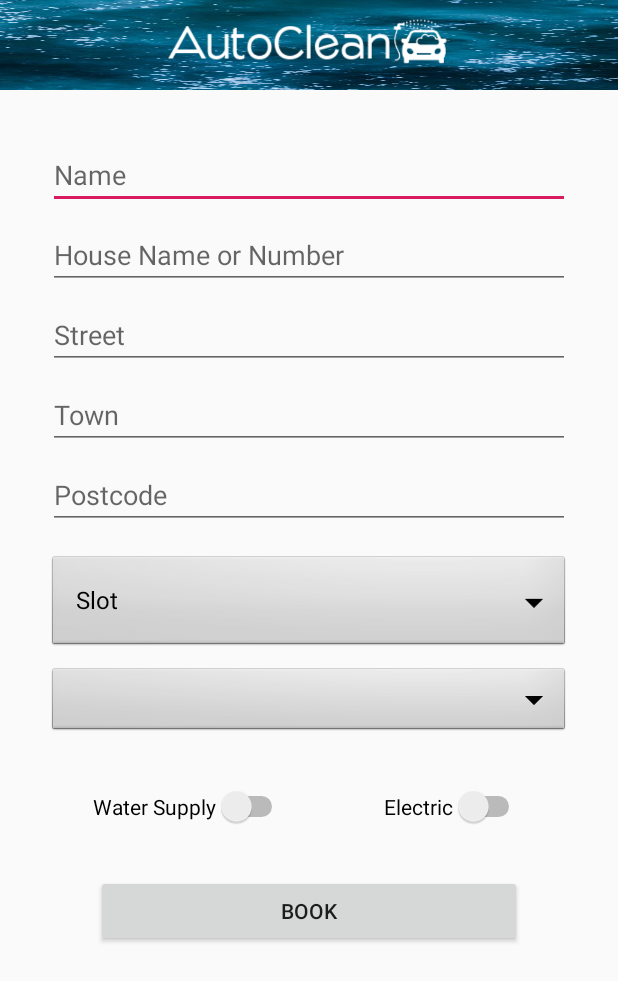
After one commit to mattioso/Autoclean, an Android app: the DataCollectionActivity screen opened directly, with no data from a screen before it, on a phone screen of 412 x 824 dp. The commit adds this screen. Shown: the top 981 px of the screen. Run offline under Robolectric (Android 15) with nearby library versions, the phone set to English and light mode, and no system bars; 3 statements that could not run were skipped.

Commit message:
Added third activity with resources to have info added in by the user

```diff
--- a/app/src/main/AndroidManifest.xml
+++ b/app/src/main/AndroidManifest.xml
@@ -9,7 +9,8 @@
         android:roundIcon="@mipmap/ic_launcher_round"
         android:supportsRtl="true"
         android:theme="@style/AppTheme">
-        <activity android:name=".LoggedInActivity"></activity>
+        <activity android:name=".DataCollectionActivity"></activity>
+        <activity android:name=".LoggedInActivity" />
         <activity android:name=".MainActivity">
             <intent-filter>
                 <action android:name="android.intent.action.MAIN" />
--- /dev/null
+++ b/app/src/main/java/uk/co/appoly/autoclean/Constants.java
@@ -0,0 +1,9 @@
+package uk.co.appoly.autoclean;
+
+public class Constants {
+
+    public static String INTENT_DAY = "DAY";
+    public static String INTENT_MONTH = "MONTH";
+    public static String INTENT_YEAR = "YEAR";
+
+}
--- /dev/null
+++ b/app/src/main/java/uk/co/appoly/autoclean/DataCollectionActivity.java
@@ -0,0 +1,79 @@
+package uk.co.appoly.autoclean;
+
+import androidx.appcompat.app.AppCompatActivity;
+
+import android.os.Bundle;
+import android.widget.ArrayAdapter;
+import android.widget.Button;
+import android.widget.Spinner;
+import android.widget.Switch;
+import android.widget.TextView;
+import android.widget.Toast;
+
+import java.util.Dictionary;
+import java.util.Hashtable;
+
+public class DataCollectionActivity extends AppCompatActivity {
+
+    private Spinner timeSlotsSpinner;
+
+    private TextView nameTextView;
+    private TextView houseTextView;
+    private TextView streetTextView;
+    private TextView townTextView;
+    private TextView postCodeTextView;
+
+    private Switch waterSwitch;
+    private Switch powerSwitch;
+
+    private Button bookButton;
+
+    @Override
+    protected void onCreate(Bundle savedInstanceState) {
+        super.onCreate(savedInstanceState);
+        setContentView(R.layout.activity_data_collection);
+
+        Bundle bundle = getIntent().getExtras();
+        int day = bundle.getInt(Constants.INTENT_DAY);
+        int month = bundle.getInt(Constants.INTENT_MONTH);
+        int year = bundle.getInt(Constants.INTENT_YEAR);
+
+        timeSlotsSpinner = findViewById(R.id.spinner1);
+
+        String[] timeSlots = new String[]{"Slot", "8am", "10am", "12am", "2am", "4am"};
+
+        ArrayAdapter<String> adapter = new ArrayAdapter<>(this, android.R.layout.simple_spinner_dropdown_item, timeSlots);
+        timeSlotsSpinner.setAdapter(adapter);
+
+        nameTextView = findViewById(R.id.nameEditText);
+        houseTextView = findViewById(R.id.addressOneEditText);
+        streetTextView = findViewById(R.id.addressTwoEditText);
+        townTextView = findViewById(R.id.townEditText);
+        postCodeTextView = findViewById(R.id.postcodeEditText);
+
+        waterSwitch = findViewById(R.id.waterSwitch);
+        powerSwitch = findViewById(R.id.powerSwitch);
+
+        bookButton = findViewById(R.id.bookButton);
+
+        bookButton.setOnClickListener((v) -> {
+
+            Dictionary bookingInfo = new Hashtable();
+            bookingInfo.put("name", nameTextView.getText().toString());
+            bookingInfo.put("line1", houseTextView.getText().toString());
+            bookingInfo.put("line2", streetTextView.getText().toString());
+            bookingInfo.put("town", townTextView.getText().toString());
+            bookingInfo.put("postcode", postCodeTextView.getText().toString());
+
+            bookingInfo.put("timeSlot", timeSlotsSpinner.getSelectedItem().toString());
+
+            bookingInfo.put("waterSupply", String.valueOf(waterSwitch.isChecked()));
+            bookingInfo.put("powerSupply", String.valueOf(powerSwitch.isChecked()));
+
+
+            Toast.makeText(this, "" + bookingInfo, Toast.LENGTH_LONG).show();
+
+        });
+
+    }
+}
--- a/app/src/main/java/uk/co/appoly/autoclean/Database.java
+++ b/app/src/main/java/uk/co/appoly/autoclean/LoginDatabase.java
@@ -1,9 +1,9 @@
 package uk.co.appoly.autoclean;
 
-public class Database {
+public class LoginDatabase {
 
     static Boolean Login(String email, String password) {
-        if (email.equals("m") && password.equals("s")) {
+        if (email.equals("matt@gmail.com") && password.equals("secret")) {
             return true;
         }
         return false;
--- a/app/src/main/java/uk/co/appoly/autoclean/MainActivity.java
+++ b/app/src/main/java/uk/co/appoly/autoclean/MainActivity.java
@@ -3,9 +3,7 @@ package uk.co.appoly.autoclean;
 import androidx.appcompat.app.AppCompatActivity;
 
 import android.content.Intent;
-import android.graphics.Color;
 import android.os.Bundle;
-import android.provider.ContactsContract;
 import android.widget.Button;
 import android.widget.EditText;
 import android.widget.Toast;
@@ -27,7 +25,7 @@ public class MainActivity extends AppCompatActivity {
 
         submitButton.setOnClickListener((v) -> {
 
-            if (Database.Login(email.getText().toString(), password.getText().toString())) {
+            if (LoginDatabase.Login(email.getText().toString(), password.getText().toString())) {
                 //Move to new activity
 
                 Intent TaskIntent = new Intent(this, LoggedInActivity.class);
--- /dev/null
+++ b/app/src/main/res/layout/activity_data_collection.xml
@@ -0,0 +1,188 @@
+<?xml version="1.0" encoding="utf-8"?>
+<androidx.constraintlayout.widget.ConstraintLayout xmlns:android="http://schemas.android.com/apk/res/android"
+    xmlns:app="http://schemas.android.com/apk/res-auto"
+    xmlns:tools="http://schemas.android.com/tools"
+    android:layout_width="match_parent"
+    android:layout_height="match_parent"
+    tools:context=".DataCollectionActivity" >
+
+    <androidx.constraintlayout.widget.ConstraintLayout
+        android:id="@+id/bannerTextView"
+        android:layout_width="0dp"
+        android:layout_height="60dp"
+        android:background="@drawable/backdrop"
+        app:layout_constraintEnd_toEndOf="parent"
+        app:layout_constraintHorizontal_bias="0.497"
+        app:layout_constraintStart_toStartOf="parent"
+        app:layout_constraintTop_toTopOf="parent">
+
+        <ImageView
+            android:id="@+id/bannerImageView"
+            android:layout_width="wrap_content"
+            android:layout_height="wrap_content"
+            app:layout_constraintEnd_toEndOf="parent"
+            app:layout_constraintHorizontal_bias="0.494"
+            app:layout_constraintStart_toStartOf="parent"
+            app:layout_constraintTop_toTopOf="@+id/bannerTextView"
+            app:srcCompat="@drawable/logo" />
+
+    </androidx.constraintlayout.widget.ConstraintLayout>
+
+    <ScrollView
+        android:layout_width="match_parent"
+        android:layout_height="0dp"
+        app:layout_constraintBottom_toBottomOf="parent"
+        app:layout_constraintEnd_toEndOf="parent"
+        app:layout_constraintHorizontal_bias="0.0"
+        app:layout_constraintStart_toStartOf="parent"
+        app:layout_constraintTop_toBottomOf="@+id/bannerTextView"
+        app:layout_constraintVertical_bias="0.0">
+
+        <androidx.constraintlayout.widget.ConstraintLayout
+            android:id="@+id/constraintLayout2"
+            android:layout_width="match_parent"
+            android:layout_height="wrap_content"
+            android:layout_marginTop="2dp">
+
+            <EditText
+                android:id="@+id/nameEditText"
+                android:layout_width="0dp"
+                android:layout_height="wrap_content"
+                android:layout_marginStart="32dp"
+                android:layout_marginTop="32dp"
+                android:layout_marginEnd="32dp"
+                android:ems="10"
+                android:hint="Name"
+                android:inputType="textPersonName"
+                app:layout_constraintEnd_toEndOf="parent"
+                app:layout_constraintStart_toStartOf="parent"
+                app:layout_constraintTop_toTopOf="parent" />
+
+            <EditText
+                android:id="@+id/addressOneEditText"
+                android:layout_width="0dp"
+                android:layout_height="wrap_content"
+                android:layout_marginStart="32dp"
+                android:layout_marginTop="8dp"
+                android:layout_marginEnd="32dp"
+                android:ems="10"
+                android:hint="House Name or Number"
+                android:inputType="textPersonName"
+                app:layout_constraintEnd_toEndOf="parent"
+                app:layout_constraintStart_toStartOf="parent"
+                app:layout_constraintTop_toBottomOf="@+id/nameEditText" />
+
+            <EditText
+                android:id="@+id/addressTwoEditText"
+                android:layout_width="0dp"
+                android:layout_height="wrap_content"
+                android:layout_marginStart="32dp"
+                android:layout_marginTop="8dp"
+                android:layout_marginEnd="32dp"
+                android:ems="10"
+                android:hint="Street"
+                android:inputType="textPersonName"
+                app:layout_constraintEnd_toEndOf="parent"
+                app:layout_constraintStart_toStartOf="parent"
+                app:layout_constraintTop_toBottomOf="@+id/addressOneEditText" />
+
+            <EditText
+                android:id="@+id/townEditText"
+                android:layout_width="0dp"
+                android:layout_height="wrap_content"
+                android:layout_marginStart="32dp"
+                android:layout_marginTop="8dp"
+                android:layout_marginEnd="32dp"
+                android:ems="10"
+                android:hint="Town"
+                android:inputType="textPersonName"
+                app:layout_constraintEnd_toEndOf="parent"
+                app:layout_constraintStart_toStartOf="parent"
+                app:layout_constraintTop_toBottomOf="@+id/addressTwoEditText" />
+
+            <EditText
+                android:id="@+id/postcodeEditText"
+                android:layout_width="0dp"
+                android:layout_height="wrap_content"
+                android:layout_marginStart="32dp"
+                android:layout_marginTop="8dp"
+                android:layout_marginEnd="32dp"
+                android:ems="10"
+                android:hint="Postcode"
+                android:inputType="textPersonName"
+                app:layout_constraintEnd_toEndOf="parent"
+                app:layout_constraintStart_toStartOf="parent"
+                app:layout_constraintTop_toBottomOf="@+id/townEditText" />
+
+            <Spinner
+                android:id="@+id/spinner1"
+                android:layout_width="0dp"
+                android:layout_height="wrap_content"
+                android:layout_marginStart="32dp"
+                android:layout_marginTop="16dp"
+                android:layout_marginEnd="32dp"
+                android:background="@android:drawable/btn_dropdown"
+                app:layout_constraintEnd_toEndOf="parent"
+                app:layout_constraintStart_toStartOf="parent"
+                app:layout_constraintTop_toBottomOf="@+id/postcodeEditText" />
+
+            <Spinner
+                android:id="@+id/spinner2"
+                android:layout_width="0dp"
+                android:layout_height="wrap_content"
+                android:layout_marginStart="32dp"
+                android:layout_marginTop="8dp"
+                android:layout_marginEnd="32dp"
+                android:background="@android:drawable/btn_dropdown"
+                app:layout_constraintEnd_toEndOf="parent"
+                app:layout_constraintHorizontal_bias="0.501"
+                app:layout_constraintStart_toStartOf="parent"
+                app:layout_constraintTop_toBottomOf="@+id/spinner1" />
+
+            <androidx.constraintlayout.widget.ConstraintLayout
+                android:id="@+id/constraintLayout"
+                android:layout_width="wrap_content"
+                android:layout_height="wrap_content"
+                android:layout_marginTop="32dp"
+                app:layout_constraintEnd_toEndOf="parent"
+                app:layout_constraintStart_toStartOf="parent"
+                app:layout_constraintTop_toBottomOf="@+id/spinner2">
+
+                <Switch
+                    android:id="@+id/waterSwitch"
+                    android:layout_width="0dp"
+                    android:layout_height="wrap_content"
+                    android:text="Water Supply"
+                    app:layout_constraintBottom_toBottomOf="parent"
+                    app:layout_constraintStart_toStartOf="parent"
+                    app:layout_constraintTop_toTopOf="parent" />
+
+                <Switch
+                    android:id="@+id/powerSwitch"
+                    android:layout_width="0dp"
+                    android:layout_height="wrap_content"
+                    android:layout_marginStart="64dp"
+                    android:text="Electric"
+                    app:layout_constraintBottom_toBottomOf="parent"
+                    app:layout_constraintStart_toEndOf="@+id/waterSwitch"
+                    app:layout_constraintTop_toTopOf="parent" />
+            </androidx.constraintlayout.widget.ConstraintLayout>
+
+            <Button
+                android:id="@+id/bookButton"
+                android:layout_width="0dp"
+                android:layout_height="wrap_content"
+                android:layout_marginStart="64dp"
+                android:layout_marginTop="32dp"
+                android:layout_marginEnd="64dp"
+                android:layout_marginBottom="32dp"
+                android:text="BOOK"
+                app:layout_constraintBottom_toBottomOf="parent"
+                app:layout_constraintEnd_toEndOf="parent"
+                app:layout_constraintStart_toStartOf="parent"
+                app:layout_constraintTop_toBottomOf="@+id/constraintLayout" />
+
+        </androidx.constraintlayout.widget.ConstraintLayout>
+    </ScrollView>
+
+</androidx.constraintlayout.widget.ConstraintLayout>
```
Also changed, not shown: app/src/main/java/uk/co/appoly/autoclean/DateDatabase.java (added, +19 -0 lines), app/src/main/java/uk/co/appoly/autoclean/LoggedInActivity.java (+38 -0 lines), app/src/main/res/drawable/round_shape.xml (+4 -4 lines), app/src/main/res/layout/activity_logged_in.xml (+44 -13 lines), app/src/main/res/layout/activity_main.xml (+6 -7 lines).
